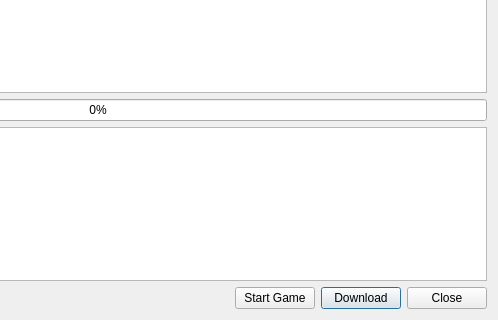
DoomseekerTeam/Doomseeker, file src/core/gui/wadseekerinterface.ui: the form before one commit; both pictures show x 302 to 800 and y 280 to 600 of the 800 by 600 pixel window.
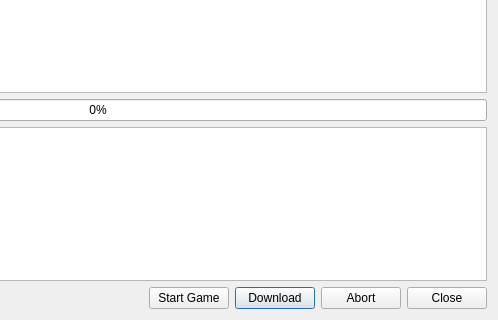
The form after the commit. Icons and pictures are not drawn. Custom widgets are drawn as their Qt base class.

Commit message:
Use QDialogButtonBox wherever applicable (#3676)
Use the standard button set in all places where the alike but custom
buttons were used already. Doing this will provide consistent theming
for dialog buttons such as "OK", "Cancel", "Close" and etc.

I've taken some leniency here and modified some of the standard "Yes"
buttons to be "Install" buttons. In themes where the "Yes" button has
an icon, this will result in this icon being displayed on those buttons.

The areas affected are: CreateServerDialog, FreedoomDialog,
IP2CUpdateBox, MapListSelector, MissingWadsDialog and
WadseekerInterface.

The edit to the form file:
```diff
--- a/src/core/gui/wadseekerinterface.ui
+++ b/src/core/gui/wadseekerinterface.ui
@@ -182,9 +182,15 @@
       </widget>
      </item>
      <item>
-      <widget class="QPushButton" name="btnClose">
-       <property name="text">
-        <string>Close</string>
+      <widget class="QDialogButtonBox" name="buttonBox">
+       <property name="sizePolicy">
+        <sizepolicy hsizetype="Maximum" vsizetype="Fixed">
+         <horstretch>0</horstretch>
+         <verstretch>0</verstretch>
+        </sizepolicy>
+       </property>
+       <property name="standardButtons">
+        <set>QDialogButtonBox::Abort|QDialogButtonBox::Close</set>
        </property>
       </widget>
      </item>
```
Left out of the diff: 32 changed lines with no effect on the pictures. The commit also changes 10 other files.
